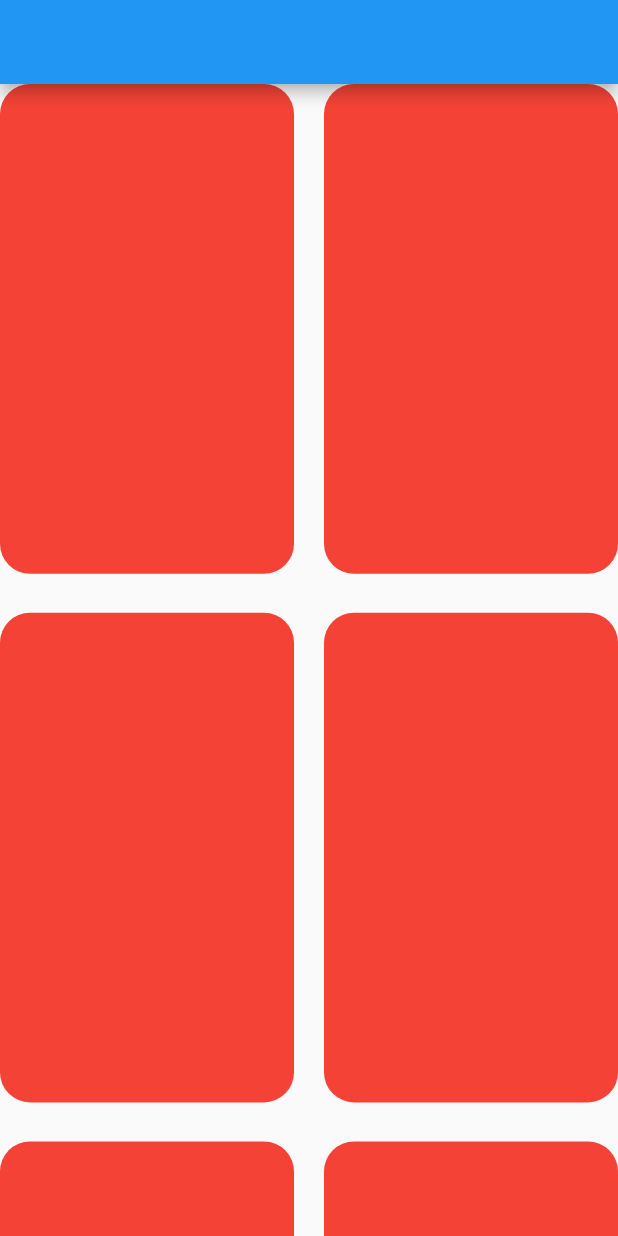
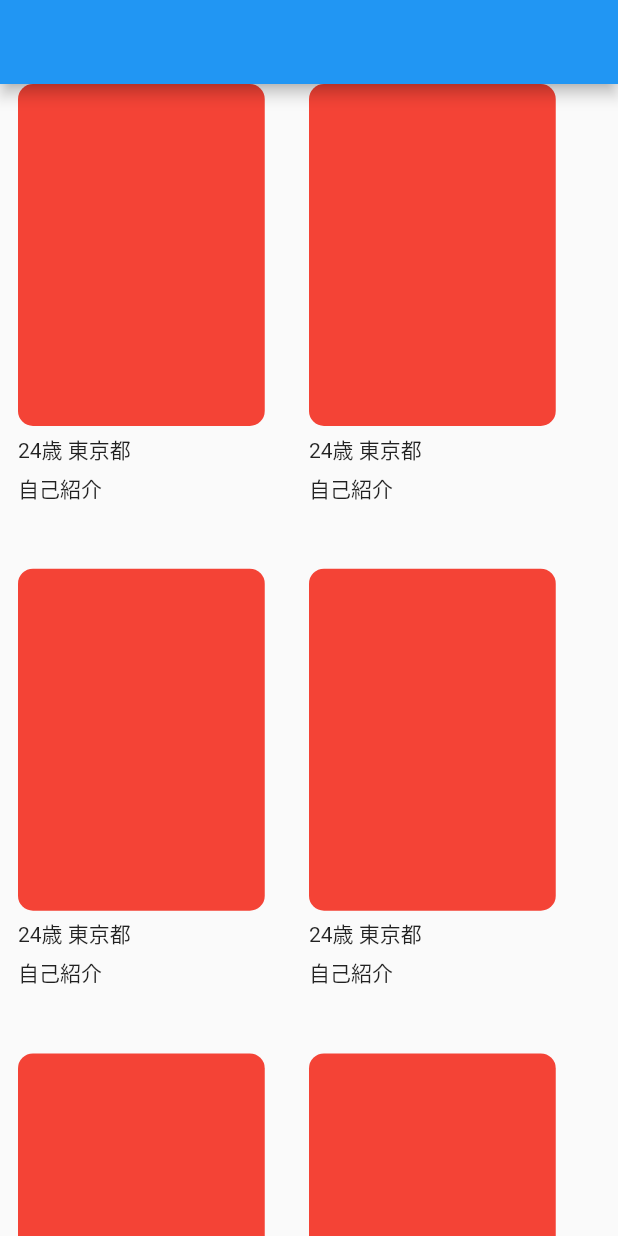
Before and after one commit to yyupyong/components-playground, a Flutter app: the screen it shows after launch, on a phone screen of 412 x 824 dp. Run offline on Flutter 3.47's test engine with Material 2 defaults, Android fonts, the phone set to English and light mode, and no system bars; our stand-ins replace go_router, swipe_cards; missing offline and left inert: tutorial_coach_mark, widgetbook.

Commit message:
grid更新

```diff
--- a/lib/gridview/grid_view.dart
+++ b/lib/gridview/grid_view.dart
@@ -6,23 +6,33 @@ class GridContainer extends StatelessWidget {
 
   @override
   Widget build(BuildContext context) {
-    return Container(
+    return Column(
+      crossAxisAlignment: CrossAxisAlignment.start,
+      children: [
+        Container(
           width: 164.5,
-      height: 274,
+          height: 228,
           decoration: BoxDecoration(
-          color: Colors.red, borderRadius: BorderRadius.circular(20)),
+              color: Colors.red, borderRadius: BorderRadius.circular(10)),
+        ),
+        SizedBox(height: 5),
+        Column(
+          crossAxisAlignment: CrossAxisAlignment.start,
+          children: [Text('24歳 東京都'), SizedBox(height: 5), Text('自己紹介')],
+        )
+      ],
     );
   }
 }
 
-GridView createGridView() {
-  return GridView.builder(
+Widget createGridView() {
+  return Padding(
+    padding: EdgeInsets.symmetric(horizontal: 12),
+    child: GridView.builder(
       itemCount: 10,
       gridDelegate: const SliverGridDelegateWithFixedCrossAxisCount(
         childAspectRatio: 164.5 / 274,
         crossAxisCount: 2,
-      crossAxisSpacing: 20,
-      mainAxisSpacing: 26,
       ),
       itemBuilder: (context, index) {
         return GestureDetector(
@@ -36,5 +46,6 @@ GridView createGridView() {
             },
             child: const GridContainer());
       },
+    ),
   );
 }
```
Lines whose indentation alone changed are shown as unchanged.
